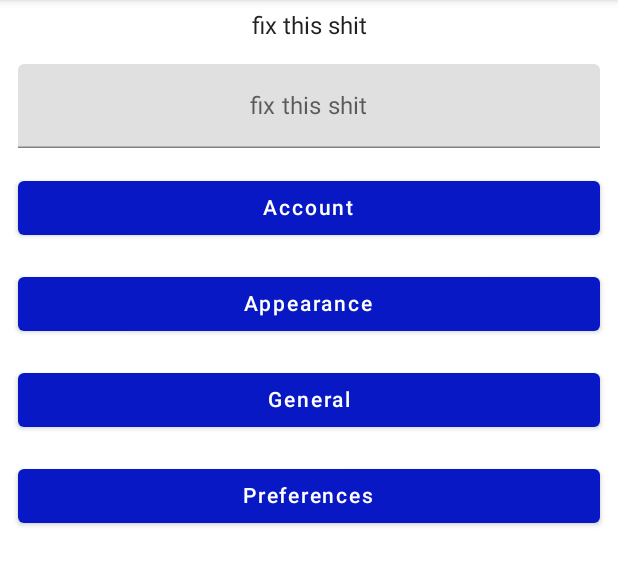
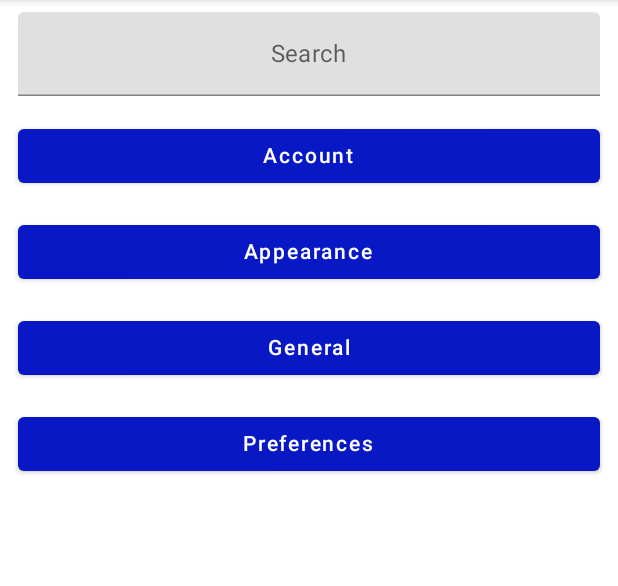
Before and after one commit to Kadehikpe14/Student_Scheduler, an Android app built with Jetpack Compose: the HomePage screen opened through its navigation route, after a tap on "Settings", on a phone screen of 412 x 824 dp, the part 84-670 px from its top. Run offline under Robolectric (Android 15) with nearby library versions, the phone set to English and light mode, and no system bars.

Commit message:
Minor changes

```diff
--- a/app/src/main/java/com/example/groupproject/pages/EventsPage.kt
+++ b/app/src/main/java/com/example/groupproject/pages/EventsPage.kt
@@ -16,9 +16,7 @@ import com.example.groupproject.ui.theme.DarkBlue
 fun EventsPage(
     nav: NavHostController = rememberNavController()
 ){
-    Scaffold(
-        content = { MyContent() },
-    )}
+    Scaffold(content = { MyContent() },)}
 
 
 @Composable
--- a/app/src/main/java/com/example/groupproject/pages/HomePage.kt
+++ b/app/src/main/java/com/example/groupproject/pages/HomePage.kt
@@ -32,28 +32,24 @@ fun HomePage(
 
         Row(horizontalArrangement = Arrangement.Center,
             modifier = Modifier
-            .padding(vertical = 8.dp, horizontal = 24.dp)
-            .fillMaxWidth()){
-            Text("Welcome " +  uservm._username.value + "!", fontSize = 28.sp)
-        }
+                .padding(vertical = 8.dp, horizontal = 24.dp)
+                .fillMaxWidth())
+        { Text("Welcome " +  uservm._username.value + "!", fontSize = 28.sp) }
+        Row(horizontalArrangement = Arrangement.Center,
+            modifier = Modifier
+                .padding(vertical = 8.dp, horizontal = 24.dp)
+                .fillMaxWidth())
+        { Text(uservm._tuid.value, fontSize = 28.sp) }
+
         Row(horizontalArrangement = Arrangement.Center,
             modifier = Modifier
                 .padding(vertical = 8.dp, horizontal = 24.dp)
                 .fillMaxWidth()){
-            Text(uservm._tuid.value, fontSize = 28.sp)
-        }
-
-        Row(horizontalArrangement = Arrangement.Center,
-            modifier = Modifier
-            .padding(vertical = 8.dp, horizontal = 24.dp)
-            .fillMaxWidth()){
             Button(onClick = {
                 nav.navigate(Routes.Settings.route) {
                     popUpTo(Routes.Settings.route)
-                }
-            }) {
-                Text(text = stringResource(id = R.string.title_activity_settings))
-            }
+                } })
+            { Text(text = stringResource(id = R.string.title_activity_settings)) }
         }
         Row(
             horizontalArrangement = Arrangement.Center,
@@ -77,11 +73,10 @@ fun HomePage(
                 uservm.logoutUser()
                 nav.navigate(Routes.Login.route) {
                     popUpTo(Routes.Login.route)
-                }
-            }) {
-                Text(text = stringResource(id = R.string.logout))
+                } })
+            { Text(text = stringResource(id = R.string.logout)) }
 
-            }
+
         }
 
     }
--- a/app/src/main/java/com/example/groupproject/pages/SettingsPage.kt
+++ b/app/src/main/java/com/example/groupproject/pages/SettingsPage.kt
@@ -7,23 +7,17 @@ import androidx.compose.material.TextField
 import androidx.compose.runtime.Composable
 import androidx.compose.ui.Modifier
 import androidx.compose.ui.res.stringResource
-import androidx.compose.ui.unit.dp
+import androidx.compose.ui.unit.*
 import com.example.groupproject.R
-import androidx.compose.ui.unit.sp
 @Composable
 fun SettingsPage(){
     Column(modifier = Modifier.fillMaxHeight()) {
         Row(horizontalArrangement = Arrangement.Center,modifier = Modifier
             .fillMaxWidth()
             .padding(horizontal = 12.dp, vertical = 8.dp)) {
-            Text("fix this shit")//text = stringResource(id = R.string.title_activity_settings), fontSize = 32.sp)
-        }
-        Row(horizontalArrangement = Arrangement.Center,modifier = Modifier
-            .fillMaxWidth()
-            .padding(horizontal = 12.dp, vertical = 8.dp)) {
             TextField(value = "", onValueChange = {}, placeholder = {
                 Row(horizontalArrangement = Arrangement.Center, modifier = Modifier.fillMaxWidth()) {
-                    Text("fix this shit")//text = stringResource(id = R.string.button_settings_searchbar), fontSize = 16.sp)
+                    Text("Search") //TODO allow it to search, but there's no other setting pages
                 }
             })
         }
@@ -31,7 +25,6 @@ fun SettingsPage(){
         ButtonRow(stringResource(id = R.string.button_settings_appearance))
         ButtonRow(stringResource(id = R.string.button_settings_general))
         ButtonRow(stringResource(id = R.string.button_settings_preferences))
-
     }
 }
 @Composable
```
Also changed, not shown: app/src/main/java/com/example/groupproject/pages/AboutPage.kt (deleted, +0 -34 lines), app/src/main/java/com/example/groupproject/pages/TodoPage.kt (+7 -7 lines).
